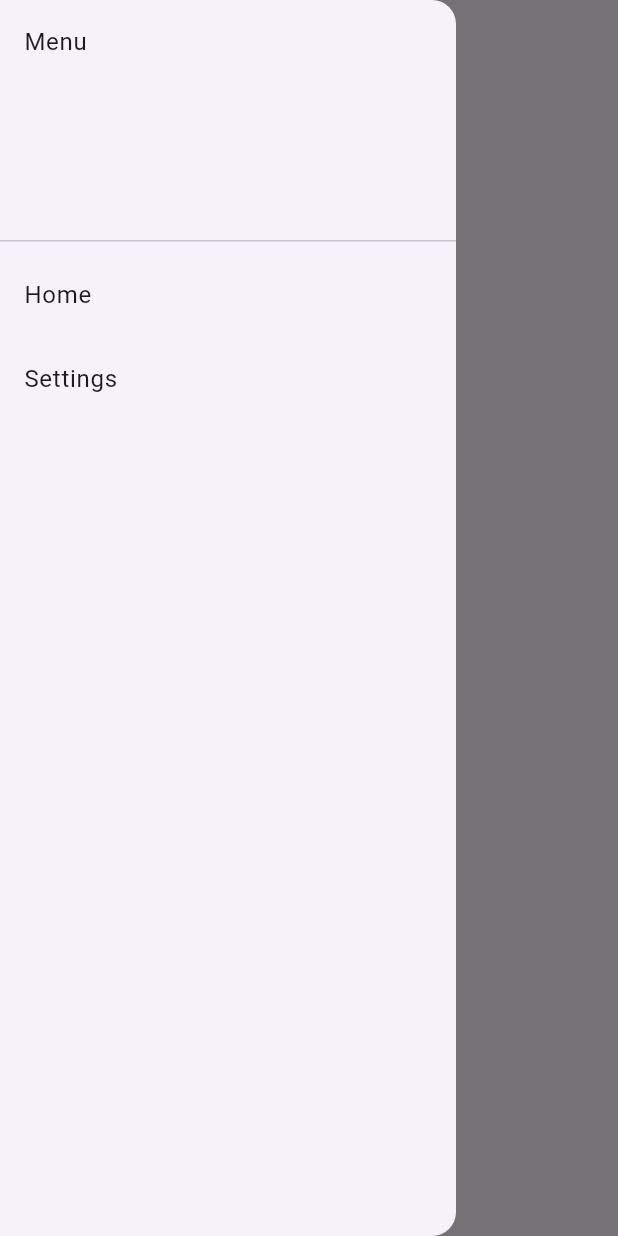
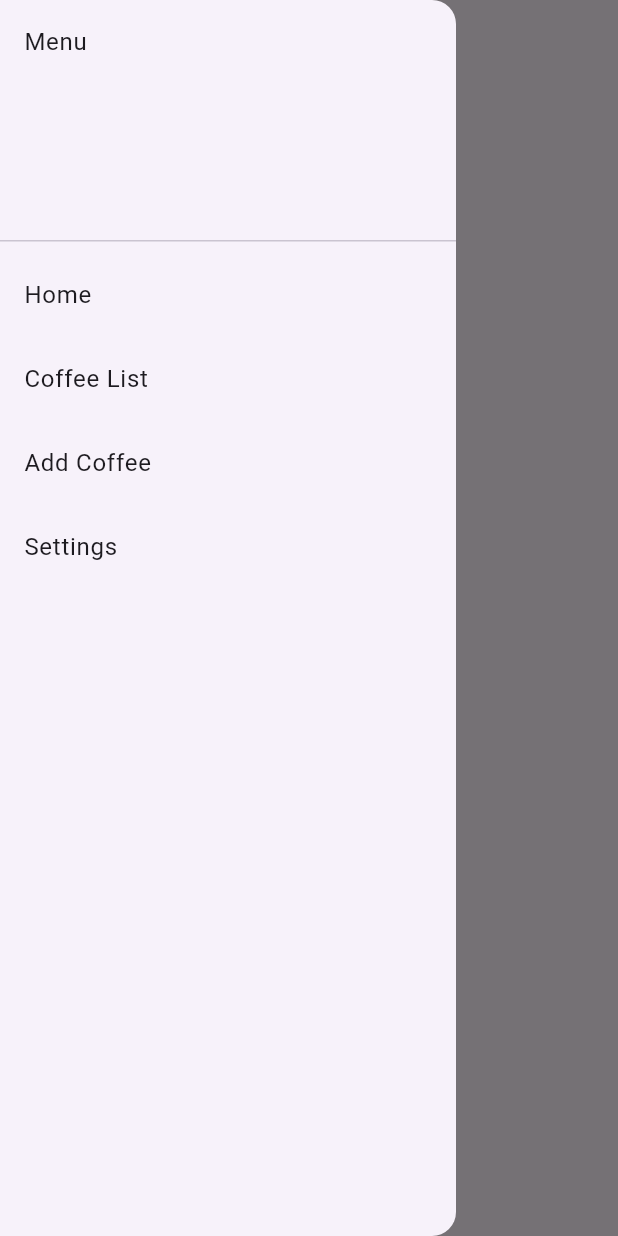
Before and after one commit to mcanevi3/drink_app, a Flutter app: the screen it shows after launch, with the side drawer open, on a phone screen of 412 x 824 dp. Run offline on Flutter 3.47's test engine with Material 3 defaults, Android fonts, the phone set to English and light mode, and no system bars; our stand-ins replace flutter_hooks, go_router, sqflite; accounts and stored records are empty.

Commit message:
coffee started

```diff
--- a/drink_tracker/lib/app.dart
+++ b/drink_tracker/lib/app.dart
@@ -1,4 +1,4 @@
-import 'package:drink_tracker/providers/item_provider.dart';
+import 'package:drink_tracker/providers/coffee_provider.dart';
 import 'package:flutter/material.dart';
 import 'package:provider/provider.dart';
 import 'routes/app_router.dart';
@@ -10,7 +10,7 @@ class DrinkTrackerApp extends StatelessWidget {
   Widget build(BuildContext context) {
     return MultiProvider(
       providers: [
-        ChangeNotifierProvider(create: (_) => ItemProvider()..loadItems()),
+        ChangeNotifierProvider(create: (_) => CoffeeProvider()..loadItems()),
       ],
       child: MaterialApp.router(
         title: 'Drink Tracker',
--- a/drink_tracker/lib/components/base_scaffold.dart
+++ b/drink_tracker/lib/components/base_scaffold.dart
@@ -25,6 +25,14 @@ class BaseScaffold extends StatelessWidget {
             const DrawerHeader(child: Text('Menu')),
             ListTile(title: const Text('Home'), onTap: () => context.go('/')),
             ListTile(
+              title: const Text('Coffee List'),
+              onTap: () => context.go('/coffee_list'),
+            ),
+             ListTile(
+              title: const Text('Add Coffee'),
+              onTap: () => context.go('/coffee_add'),
+            ),
+            ListTile(
               title: const Text('Settings'),
               onTap: () => context.go('/settings'),
             ),
--- /dev/null
+++ b/drink_tracker/lib/models/coffee_model.dart
@@ -0,0 +1,61 @@
+class CoffeeModel {
+  final String name;
+  final String size;
+  final int energyKJ;
+  final int energyKCal;
+  final double fat;
+  final double saturatedFat;
+  final double carbohydrates;
+  final double sugar;
+  final double fibre;
+  final double protein;
+  final double salt;
+  final double caffeine;
+
+  CoffeeModel({
+    required this.name,
+    required this.size,
+    required this.energyKJ,
+    required this.energyKCal,
+    required this.fat,
+    required this.saturatedFat,
+    required this.carbohydrates,
+    required this.sugar,
+    required this.fibre,
+    required this.protein,
+    required this.salt,
+    required this.caffeine,
+  });
+
+  factory CoffeeModel.fromJson(Map<String, dynamic> json) {
+    return CoffeeModel(
+      name: json['name'],
+      size: json['size'],
+      energyKJ: json['energyKJ'],
+      energyKCal: json['energyKCal'],
+      fat: json['fat'],
+      saturatedFat: json['saturatedFat'],
+      carbohydrates: json['carbohydrates'],
+      sugar: json['sugar'],
+      fibre: json['fibre'],
+      protein: json['protein'],
+      salt: json['salt'],
+      caffeine: json['caffeine'],
+    );
+  }
+
+  Map<String, dynamic> toJson() => {
+        'name': name,
+        'size': size,
+        'energyKJ': energyKJ,
+        'energyKCal': energyKCal,
+        'fat': fat,
+        'saturatedFat': saturatedFat,
+        'carbohydrates': carbohydrates,
+        'sugar': sugar,
+        'fibre': fibre,
+        'protein': protein,
+        'salt': salt,
+        'caffeine': caffeine,
+      };
+}
--- a/drink_tracker/lib/models/item_model.dart
+++ /dev/null
@@ -1,12 +0,0 @@
-// models/item_model.dart
-class ItemModel {
-  final int? id;
-  final String name;
-
-  ItemModel({this.id, required this.name});
-
-  Map<String, dynamic> toMap() => {'id': id, 'name': name};
-
-  factory ItemModel.fromMap(Map<String, dynamic> map) =>
-      ItemModel(id: map['id'], name: map['name']);
-}
--- a/drink_tracker/lib/pages/home_page.dart
+++ b/drink_tracker/lib/pages/home_page.dart
@@ -1,20 +1,12 @@
-import 'package:drink_tracker/providers/item_provider.dart';
 import 'package:flutter/material.dart';
-import 'package:provider/provider.dart';
 
 class HomePage extends StatelessWidget {
   const HomePage({super.key});
 
   @override
   Widget build(BuildContext context) {
-    return Consumer<ItemProvider>(
-      builder: (context, itemProvider, child) {
-        return Center(
-          child: itemProvider.items.isEmpty
-              ? const Text("empty")
-              : const Text("items"),
-        );
-      },
+    return Center(
+      child: Text("Home"),
     );
   }
 }
--- /dev/null
+++ b/drink_tracker/lib/providers/coffee_provider.dart
@@ -0,0 +1,26 @@
+// providers/item_provider.dart
+import 'package:drink_tracker/models/coffee_model.dart';
+import 'package:drink_tracker/repositories/coffee_repository.dart';
+import 'package:flutter/material.dart';
+
+class CoffeeProvider extends ChangeNotifier {
+  final _repository = CoffeeRepository();
+
+  List<CoffeeModel> _items = [];
+  List<CoffeeModel> get items => _items;
+
+  Future<void> loadItems() async {
+    _items = await _repository.getItems();
+    notifyListeners();
+  }
+
+  Future<void> addItem(CoffeeModel model) async {
+    await _repository.addItem(model);
+    await loadItems();
+  }
+
+  Future<void> deleteItem(int id) async {
+    await _repository.deleteItem(id);
+    await loadItems();
+  }
+}
--- a/drink_tracker/lib/providers/item_provider.dart
+++ /dev/null
@@ -1,26 +0,0 @@
-// providers/item_provider.dart
-import 'package:flutter/material.dart';
-import '../models/item_model.dart';
-import '../repositories/item_repository.dart';
-
-class ItemProvider extends ChangeNotifier {
-  final _repository = ItemRepository();
-
-  List<ItemModel> _items = [];
-  List<ItemModel> get items => _items;
-
-  Future<void> loadItems() async {
-    _items = await _repository.getItems();
-    notifyListeners();
-  }
-
-  Future<void> addItem(String name) async {
-    await _repository.addItem(ItemModel(name: name));
-    await loadItems();
-  }
-
-  Future<void> deleteItem(int id) async {
-    await _repository.deleteItem(id);
-    await loadItems();
-  }
-}
--- /dev/null
+++ b/drink_tracker/lib/repositories/coffee_repository.dart
@@ -0,0 +1,20 @@
+
+import 'package:drink_tracker/models/coffee_model.dart';
+import 'package:drink_tracker/services/database_service.dart';
+
+class CoffeeRepository {
+  final _dbService = CoffeeService();
+
+  Future<List<CoffeeModel>> getItems() async {
+    final rows = await _dbService.getAll('coffee_table');
+    return rows.map((row) => CoffeeModel.fromJson(row)).toList();
+  }
+
+  Future<void> addItem(CoffeeModel item) async {
+    await _dbService.insert('coffee_table', item.toJson());
+  }
+
+  Future<void> deleteItem(int id) async {
+    await _dbService.delete('coffee_table', id);
+  }
+}
--- a/drink_tracker/lib/routes/app_router.dart
+++ b/drink_tracker/lib/routes/app_router.dart
@@ -1,4 +1,6 @@
 // routes/app_router.dart
+import 'package:drink_tracker/pages/coffee_add_page.dart';
+import 'package:drink_tracker/pages/coffee_list_page.dart';
 import 'package:drink_tracker/pages/settings.dart';
 import 'package:go_router/go_router.dart';
 import '../pages/home_page.dart';
@@ -14,6 +16,18 @@ class AppRouter {
                 const ScaffoldedRoute(title: 'Home', child: HomePage()),
       ),
       GoRoute(
+        path: '/coffee_add',
+        builder:
+            (context, state) =>
+                const ScaffoldedRoute(title: 'Add Coffee', child: CoffeeAddPage()),
+      ),
+      GoRoute(
+        path: '/coffee_list',
+        builder:
+            (context, state) =>
+                const ScaffoldedRoute(title: 'Coffee List', child: CoffeeListPage()),
+      ),
+      GoRoute(
         path: '/settings',
         builder:
             (context, state) =>
--- a/drink_tracker/pubspec.yaml
+++ b/drink_tracker/pubspec.yaml
@@ -30,7 +30,6 @@ environment:
 dependencies:
   flutter:
     sdk: flutter
-
   # The following adds the Cupertino Icons font to your application.
   # Use with the CupertinoIcons class for iOS style icons.
   cupertino_icons: ^1.0.8
@@ -38,6 +37,7 @@ dependencies:
   flutter_hooks: ^0.21.2
   sqflite: ^2.4.2
   provider: ^6.1.5
+  path: ^1.9.0
 
 dev_dependencies:
   flutter_test:
@@ -60,7 +60,8 @@ flutter:
   # included with your application, so that you can use the icons in
   # the material Icons class.
   uses-material-design: true
-
+  assets:
+    - sql/coffee_table.sql
   # To add assets to your application, add an assets section, like this:
   # assets:
   #   - images/a_dot_burr.jpeg
```
Also changed, not shown: drink_tracker/lib/pages/coffee_add_page.dart (added, +18 -0 lines), drink_tracker/lib/pages/coffee_list_page.dart (added, +18 -0 lines), drink_tracker/lib/repositories/item_repository.dart (deleted, +0 -20 lines), drink_tracker/lib/services/database_service.dart (+14 -11 lines), 1 other file.
